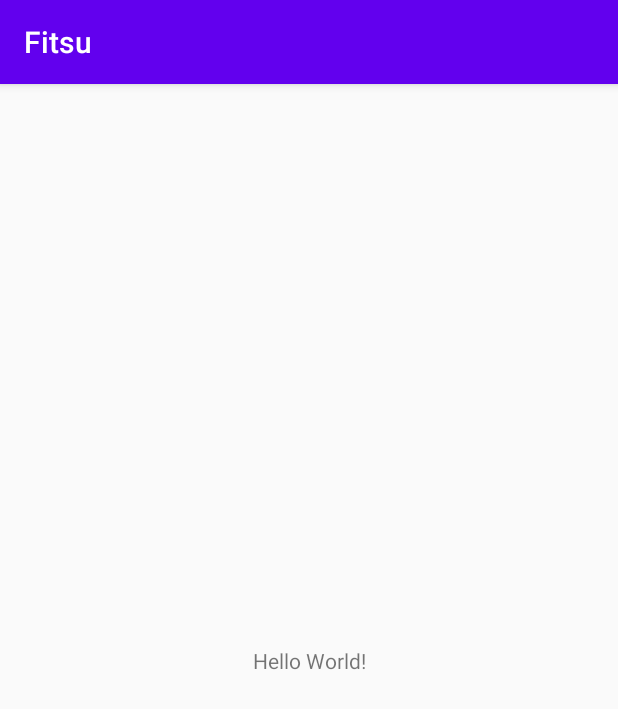
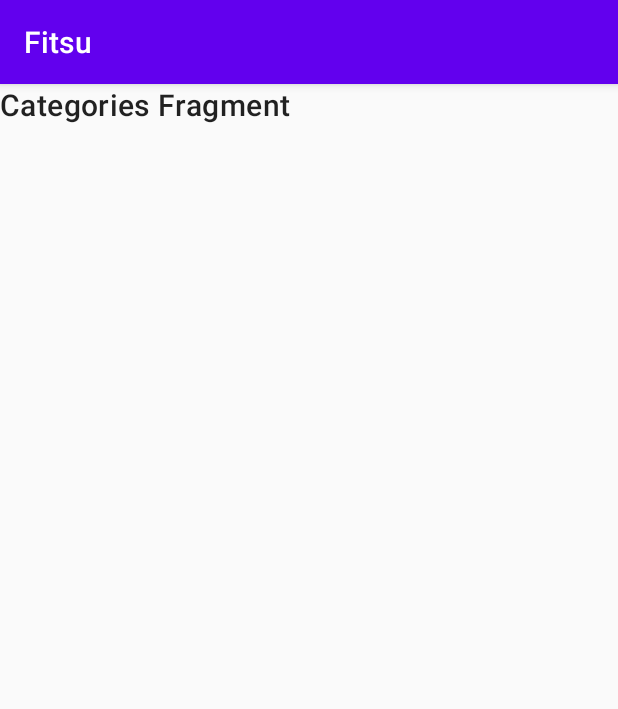
Before and after one commit to buiquanghuy23103/Fitsu, an Android app: the screen it shows after launch (MainActivity), on a phone screen of 412 x 824 dp. Shown: the top 709 px of the screen. Run offline under Robolectric (Android 15) with nearby library versions, the phone set to English and light mode, and no system bars; our stand-ins replace Dagger/Hilt's generated code, Timber, data binding.

Commit message:
Inflate CategoriesFragment

```diff
--- a/app/build.gradle
+++ b/app/build.gradle
@@ -38,6 +38,10 @@ android {
 
     kotlinOptions {
         jvmTarget = "1.8"
+    }
+
+    dataBinding {
+        enabled = true
     }
 
 }
--- a/app/src/main/java/com/huy/fitsu/categories/CategoriesFragment.kt
+++ b/app/src/main/java/com/huy/fitsu/categories/CategoriesFragment.kt
@@ -1,10 +1,15 @@
 package com.huy.fitsu.categories
 
 import android.content.Context
+import android.os.Bundle
+import android.view.LayoutInflater
+import android.view.View
+import android.view.ViewGroup
 import androidx.fragment.app.Fragment
 import androidx.fragment.app.viewModels
 import androidx.lifecycle.ViewModelProvider
 import com.huy.fitsu.FitsuApplication
+import com.huy.fitsu.databinding.CategoriesFragBinding
 import javax.inject.Inject
 
 class CategoriesFragment: Fragment() {
@@ -14,6 +19,8 @@ class CategoriesFragment: Fragment() {
 
     private val viewModel by viewModels<CategoriesViewModel> { viewModelFactory }
 
+    private lateinit var binding: CategoriesFragBinding
+
     override fun onAttach(context: Context) {
         super.onAttach(context)
         (requireActivity().application as FitsuApplication).appComponent
@@ -22,4 +29,13 @@ class CategoriesFragment: Fragment() {
             .inject(this)
     }
 
+    override fun onCreateView(
+        inflater: LayoutInflater,
+        container: ViewGroup?,
+        savedInstanceState: Bundle?
+    ): View? {
+        binding = CategoriesFragBinding.inflate(inflater, container, false)
+        return binding.root
+    }
+
 }
--- a/app/src/main/res/layout/activity_main.xml
+++ b/app/src/main/res/layout/activity_main.xml
@@ -6,13 +6,16 @@
     android:layout_height="match_parent"
     tools:context=".MainActivity">
 
-    <TextView
-        android:layout_width="wrap_content"
-        android:layout_height="wrap_content"
-        android:text="Hello World!"
-        app:layout_constraintBottom_toBottomOf="parent"
+    <fragment
+        android:id="@+id/nav_host_fragment"
+        android:name="androidx.navigation.fragment.NavHostFragment"
+        android:layout_width="0dp"
+        android:layout_height="0dp"
         app:layout_constraintLeft_toLeftOf="parent"
         app:layout_constraintRight_toRightOf="parent"
-        app:layout_constraintTop_toTopOf="parent" />
+        app:layout_constraintTop_toTopOf="parent"
+        app:layout_constraintBottom_toBottomOf="parent"
+        app:defaultNavHost="true"
+        app:navGraph="@navigation/nav_graph" />
 
 </androidx.constraintlayout.widget.ConstraintLayout>
--- /dev/null
+++ b/app/src/main/res/layout/categories_frag.xml
@@ -0,0 +1,20 @@
+<?xml version="1.0" encoding="utf-8"?>
+<layout xmlns:android="http://schemas.android.com/apk/res/android">
+
+    <data>
+
+    </data>
+
+    <LinearLayout
+        android:orientation="vertical"
+        android:layout_width="match_parent"
+        android:layout_height="match_parent">
+
+        <TextView
+            android:layout_width="match_parent"
+            android:layout_height="wrap_content"
+            android:text="Categories Fragment"
+            style="@style/TextAppearance.MaterialComponents.Headline6" />
+
+    </LinearLayout>
+</layout>
--- /dev/null
+++ b/app/src/main/res/navigation/nav_graph.xml
@@ -0,0 +1,10 @@
+<?xml version="1.0" encoding="utf-8"?>
+<navigation xmlns:android="http://schemas.android.com/apk/res/android"
+    xmlns:app="http://schemas.android.com/apk/res-auto" android:id="@+id/nav_graph"
+    app:startDestination="@id/categoriesFragment">
+
+    <fragment
+        android:id="@+id/categoriesFragment"
+        android:name="com.huy.fitsu.categories.CategoriesFragment"
+        android:label="CategoriesFragment" />
+</navigation>
```
